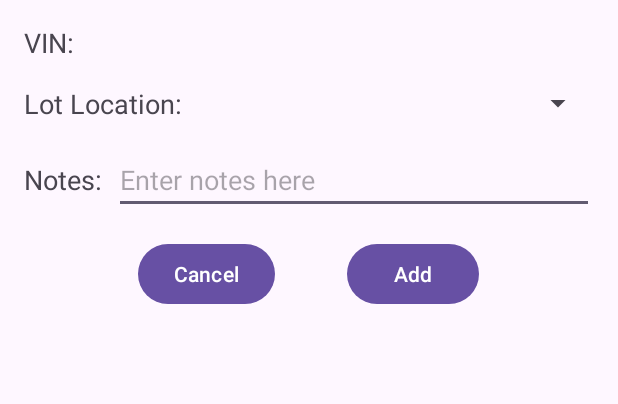
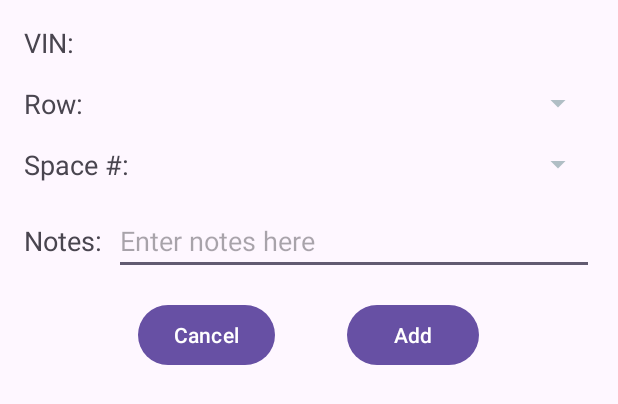
Before and after one commit to Mflo177/vinscanner-ai, an Android app: the layout dialog_add_vin_info.xml on its own in the app's theme, with its tools: preview values and no code run, on a phone screen of 412 x 824 dp. Shown: the top 404 px of the screen. Run offline under Robolectric (Android 15) with nearby library versions, the phone set to English and light mode, and no system bars.

Commit message:
Added Row and Space to VinInfoDialog layout

```diff
--- a/app/src/main/java/com/example/vinscannerapp/adapter/VinInfoAdapter.java
+++ b/app/src/main/java/com/example/vinscannerapp/adapter/VinInfoAdapter.java
@@ -14,8 +14,6 @@ import androidx.recyclerview.widget.RecyclerView;
 import com.example.vinscannerapp.R;
 import com.example.vinscannerapp.entities.VinInfo;
 import com.example.vinscannerapp.ui.EditVinActivity;
-
-import org.w3c.dom.Text;
 
 import java.util.ArrayList;
 import java.util.List;
@@ -53,7 +51,7 @@ public class VinInfoAdapter extends RecyclerView.Adapter<VinInfoAdapter.VinInfoH
         VinInfo currentVinInfo = vinInfos.get(position);
         holder.textViewVinCount.setText(String.valueOf(position + 1));
         holder.textViewVinNumber.setText(currentVinInfo.getVinNumber());
-        holder.textViewLotLocation.setText(currentVinInfo.getLotLocation());
+        holder.textViewLotLocation.setText(currentVinInfo.getRowLetter());
         holder.textViewExtraNotes.setText(currentVinInfo.getExtraNotes());
     }
 
--- a/app/src/main/java/com/example/vinscannerapp/database/AppDatabase.java
+++ b/app/src/main/java/com/example/vinscannerapp/database/AppDatabase.java
@@ -11,7 +11,7 @@ import com.example.vinscannerapp.dao.VinListDao;
 import com.example.vinscannerapp.entities.VinInfo;
 import com.example.vinscannerapp.entities.VinList;
 
-@Database(entities = {VinList.class, VinInfo.class}, version = 1)
+@Database(entities = {VinList.class, VinInfo.class}, version = 2)
 public abstract class AppDatabase extends RoomDatabase {
 
     public abstract VinListDao vinListDao();
--- a/app/src/main/res/layout/dialog_add_vin_info.xml
+++ b/app/src/main/res/layout/dialog_add_vin_info.xml
@@ -3,13 +3,16 @@
     android:layout_width="match_parent"
     android:layout_height="wrap_content"
     android:orientation="vertical"
-    android:padding="16dp">
+    android:padding="16dp"
+    android:gravity="center_horizontal">
 
+    <!-- VIN Display -->
     <LinearLayout
         android:layout_width="match_parent"
         android:layout_height="wrap_content"
         android:orientation="horizontal"
-        android:gravity="center_vertical">
+        android:gravity="center_vertical"
+        android:layout_marginBottom="16dp">
 
         <TextView
             android:id="@+id/id_vin_number_text"
@@ -28,34 +31,63 @@
             android:textColor="@android:color/black" />
     </LinearLayout>
 
+    <!-- Row Letter Spinner -->
     <LinearLayout
         android:layout_width="match_parent"
         android:layout_height="wrap_content"
         android:orientation="horizontal"
         android:gravity="center_vertical"
-        android:layout_marginTop="16dp">
+        android:layout_marginBottom="16dp">
 
         <TextView
-            android:id="@+id/id_lot_location_label"
+            android:id="@+id/id_row_letter_label"
             android:layout_width="wrap_content"
             android:layout_height="wrap_content"
-            android:text="Lot Location:"
+            android:text="Row: "
             android:textSize="18sp"
             android:layout_marginEnd="8dp"/>
 
         <Spinner
-            android:id="@+id/id_lot_location_spinner"
-            android:layout_width="110dp"
+            android:id="@+id/id_row_letter_spinner"
+            android:layout_width="0dp"
             android:layout_height="wrap_content"
-            android:layout_weight="1" />
+            android:layout_weight="1"
+            android:backgroundTint="#B0BEC5"
+            />
     </LinearLayout>
 
+    <!-- Space Number Spinner -->
     <LinearLayout
         android:layout_width="match_parent"
         android:layout_height="wrap_content"
         android:orientation="horizontal"
         android:gravity="center_vertical"
-        android:layout_marginTop="16dp">
+        android:layout_marginBottom="16dp">
+
+        <TextView
+            android:id="@+id/id_space_number_label"
+            android:layout_width="wrap_content"
+            android:layout_height="wrap_content"
+            android:text="Space #: "
+            android:textSize="18sp"
+            android:layout_marginEnd="8dp"/>
+
+        <Spinner
+            android:id="@+id/id_space_number_spinner"
+            android:layout_width="0dp"
+            android:layout_height="wrap_content"
+            android:layout_weight="1"
+            android:backgroundTint="#B0BEC5"
+            />
+    </LinearLayout>
+
+    <!-- Notes Field -->
+    <LinearLayout
+        android:layout_width="match_parent"
+        android:layout_height="wrap_content"
+        android:orientation="horizontal"
+        android:gravity="center_vertical"
+        android:layout_marginBottom="16dp">
 
         <TextView
             android:id="@+id/id_notes_label"
@@ -73,10 +105,10 @@
             android:hint="Enter notes here" />
     </LinearLayout>
 
+    <!-- Buttons (Add and Cancel) -->
     <LinearLayout
         android:layout_width="match_parent"
         android:layout_height="wrap_content"
-        android:layout_marginTop="16dp"
         android:orientation="horizontal"
         android:gravity="center">
 
```
Also changed, not shown: app/src/main/java/com/example/vinscannerapp/entities/VinInfo.java (+14 -7 lines), app/src/main/java/com/example/vinscannerapp/ui/CameraActivity.java (+40 -14 lines), app/src/main/java/com/example/vinscannerapp/ui/EditVinActivity.java (+4 -4 lines), app/src/main/res/values/strings.xml (+9 -5 lines).
